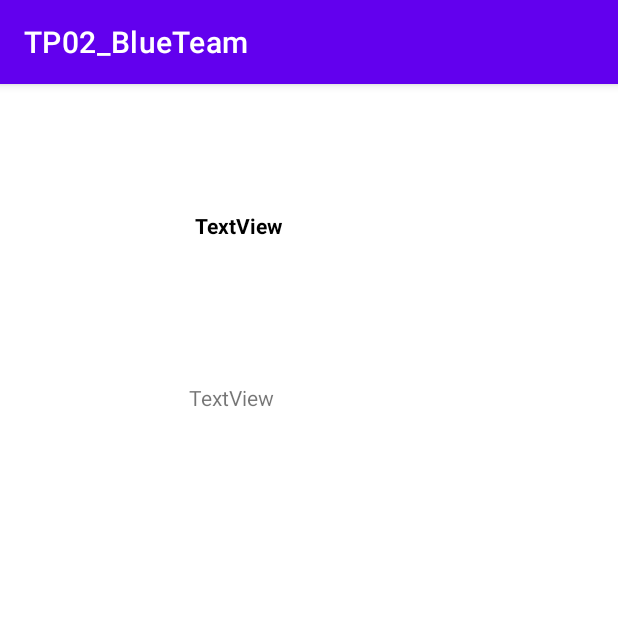
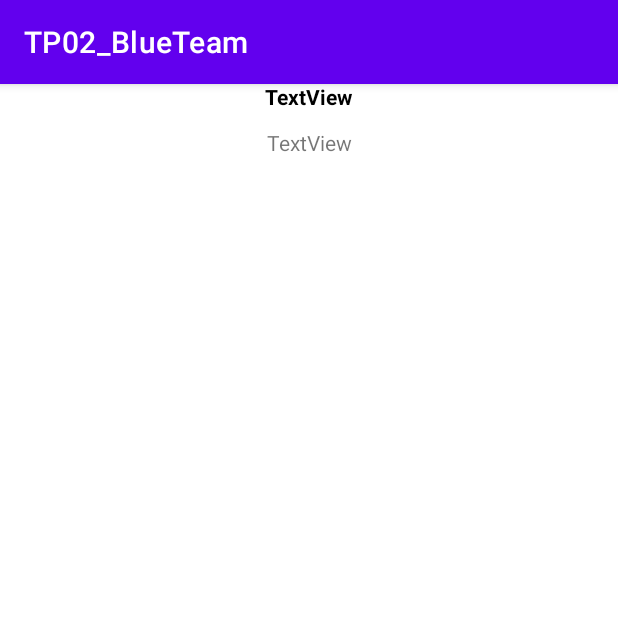
Before and after one commit to cucu2000/TP02_Blue, an Android app: the ClassesDetails screen opened directly, with no data from a screen before it, on a phone screen of 412 x 824 dp, the top half of it. Run offline under Robolectric (Android 15) with nearby library versions, the phone set to English and light mode, and no system bars.

```diff
--- a/app/src/main/res/layout/activity_classes_details.xml
+++ b/app/src/main/res/layout/activity_classes_details.xml
@@ -8,34 +8,33 @@
 
     <TextView
         android:id="@+id/TextViewId"
-        android:layout_width="223dp"
-        android:layout_height="103dp"
-        android:layout_marginStart="42dp"
-        android:layout_marginLeft="42dp"
-        android:layout_marginTop="16dp"
-        android:layout_marginEnd="146dp"
-        android:layout_marginRight="146dp"
+        android:layout_width="355dp"
+        android:layout_height="78dp"
+        android:layout_marginStart="28dp"
+        android:layout_marginLeft="28dp"
+        android:layout_marginEnd="28dp"
+        android:layout_marginRight="28dp"
         android:gravity="center"
         android:text="TextView"
         app:layout_constraintEnd_toEndOf="parent"
         app:layout_constraintStart_toStartOf="parent"
-        app:layout_constraintTop_toBottomOf="@+id/textViewClassName" />
+        tools:layout_editor_absoluteY="64dp" />
 
     <TextView
         android:id="@+id/textViewClassName"
-        android:layout_width="221dp"
-        android:layout_height="93dp"
-        android:layout_marginStart="48dp"
-        android:layout_marginLeft="48dp"
-        android:layout_marginTop="48dp"
-        android:layout_marginEnd="143dp"
-        android:layout_marginRight="143dp"
+        android:layout_width="366dp"
+        android:layout_height="48dp"
+        android:layout_marginStart="22dp"
+        android:layout_marginLeft="22dp"
+        android:layout_marginTop="16dp"
+        android:layout_marginEnd="23dp"
+        android:layout_marginRight="23dp"
         android:gravity="center"
         android:text="TextView"
         android:textColor="#000000"
         android:textStyle="bold"
+        app:layout_constraintBottom_toTopOf="@+id/TextViewId"
         app:layout_constraintEnd_toEndOf="parent"
-        app:layout_constraintHorizontal_bias="0.0"
         app:layout_constraintStart_toStartOf="parent"
         app:layout_constraintTop_toTopOf="parent" />
 </androidx.constraintlayout.widget.ConstraintLayout>
--- a/app/src/main/res/layout/activity_majors.xml
+++ b/app/src/main/res/layout/activity_majors.xml
@@ -8,13 +8,14 @@
 
     <TextView
         android:id="@+id/textViewHead"
-        android:layout_width="239dp"
-        android:layout_height="145dp"
-        android:layout_marginTop="8dp"
-        android:layout_marginBottom="16dp"
+        android:layout_width="337dp"
+        android:layout_height="99dp"
+        android:layout_marginStart="37dp"
+        android:layout_marginLeft="37dp"
+        android:layout_marginEnd="37dp"
+        android:layout_marginRight="37dp"
         android:gravity="center|left"
         android:text="Head"
-        app:layout_constraintBottom_toBottomOf="parent"
         app:layout_constraintEnd_toEndOf="parent"
         app:layout_constraintStart_toStartOf="parent"
         app:layout_constraintTop_toBottomOf="@+id/textViewMajor" />
@@ -28,6 +29,7 @@
         android:text="Major"
         android:textColor="#000000"
         android:textStyle="bold"
+        app:layout_constraintBottom_toTopOf="@+id/textViewHead"
         app:layout_constraintEnd_toEndOf="parent"
         app:layout_constraintStart_toStartOf="parent"
         app:layout_constraintTop_toTopOf="parent" />
```
